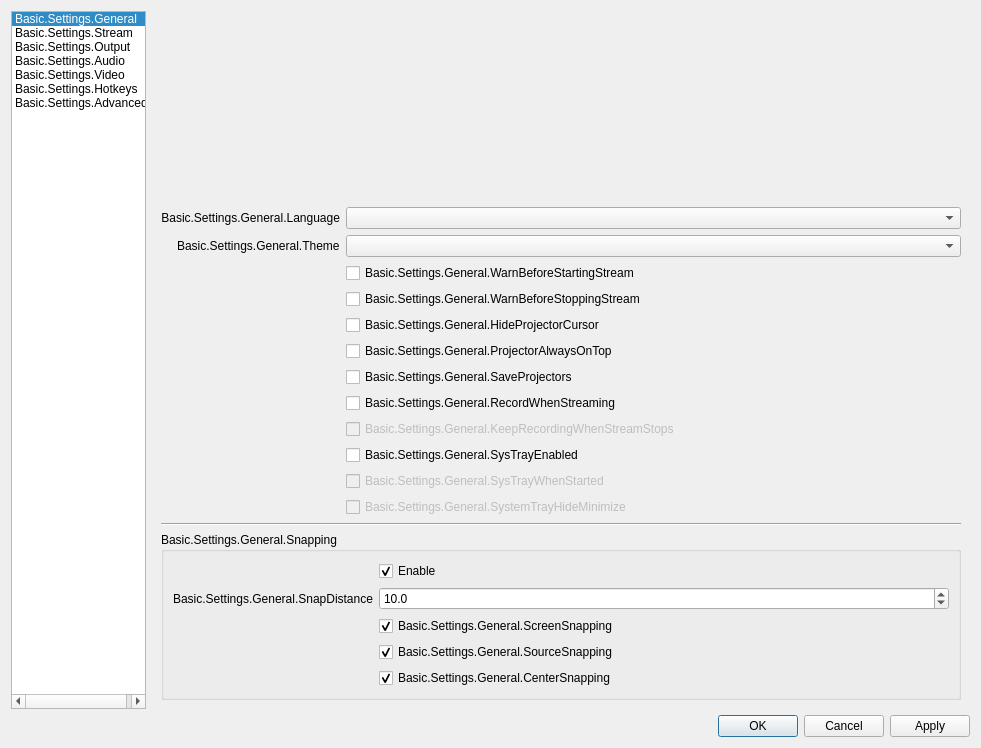
The window that UI/forms/OBSBasicSettings.ui (GameKyuubi/obs-studio) describes before a commit, drawn with Qt 5.
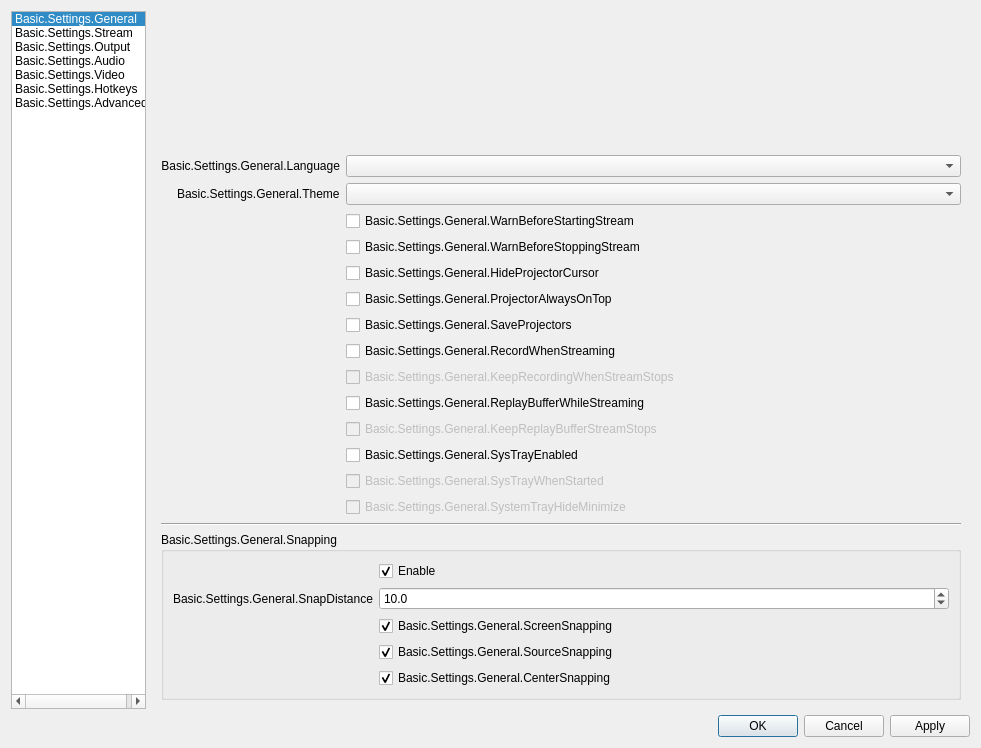
The same window after the commit. Icons and pictures are not drawn.

Commit message:
UI: Add auto-start replay buf. opt. when stream starts
Closes jp9000/obs-studio#748

Diff of the .ui file:
```diff
--- a/UI/forms/OBSBasicSettings.ui
+++ b/UI/forms/OBSBasicSettings.ui
@@ -192,14 +192,14 @@
            </property>
           </widget>
          </item>
-         <item row="10" column="1">
+         <item row="12" column="1">
           <widget class="QCheckBox" name="systemTrayEnabled">
            <property name="text">
             <string>Basic.Settings.General.SysTrayEnabled</string>
            </property>
           </widget>
          </item>
-         <item row="11" column="1">
+         <item row="13" column="1">
           <widget class="QCheckBox" name="systemTrayWhenStarted">
            <property name="enabled">
             <bool>false</bool>
@@ -209,7 +209,7 @@
            </property>
           </widget>
          </item>
-         <item row="12" column="1">
+         <item row="14" column="1">
           <widget class="QCheckBox" name="systemTrayAlways">
            <property name="enabled">
             <bool>false</bool>
@@ -219,14 +219,14 @@
            </property>
           </widget>
          </item>
-         <item row="13" column="0" colspan="2">
+         <item row="15" column="0" colspan="2">
           <widget class="Line" name="line_4">
            <property name="orientation">
             <enum>Qt::Horizontal</enum>
            </property>
           </widget>
          </item>
-         <item row="14" column="0" colspan="2">
+         <item row="16" column="0" colspan="2">
           <widget class="QGroupBox" name="groupBox_10">
            <property name="enabled">
             <bool>true</bool>
@@ -350,6 +350,23 @@
            </property>
           </widget>
          </item>
+         <item row="11" column="1">
+          <widget class="QCheckBox" name="keepReplayStreamStops">
+           <property name="enabled">
+            <bool>false</bool>
+           </property>
+           <property name="text">
+            <string>Basic.Settings.General.KeepReplayBufferStreamStops</string>
+           </property>
+          </widget>
+         </item>
+         <item row="10" column="1">
+          <widget class="QCheckBox" name="replayWhileStreaming">
+           <property name="text">
+            <string>Basic.Settings.General.ReplayBufferWhileStreaming</string>
+           </property>
+          </widget>
+         </item>
         </layout>
        </widget>
        <widget class="QWidget" name="streamPage">
@@ -2919,8 +2936,8 @@
              <rect>
               <x>0</x>
               <y>0</y>
-              <width>98</width>
-              <height>28</height>
+              <width>80</width>
+              <height>16</height>
              </rect>
             </property>
            </widget>
```
Left out of the diff: 166 changed lines with no effect on the pictures. The commit also changes 4 other files.
